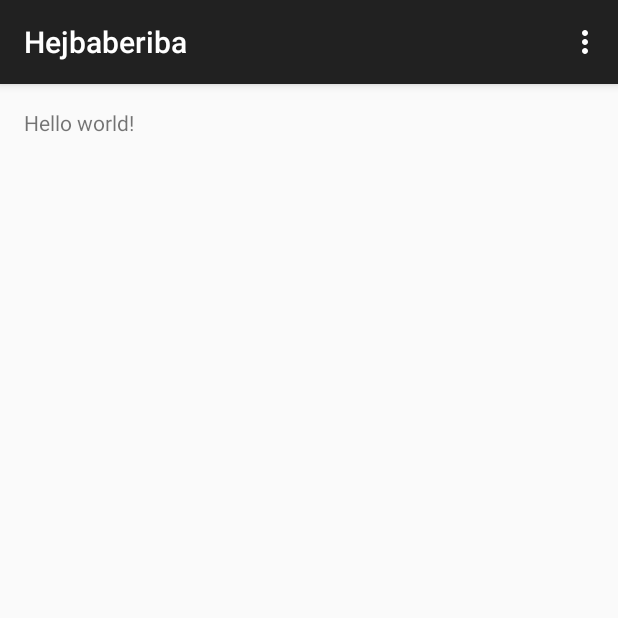
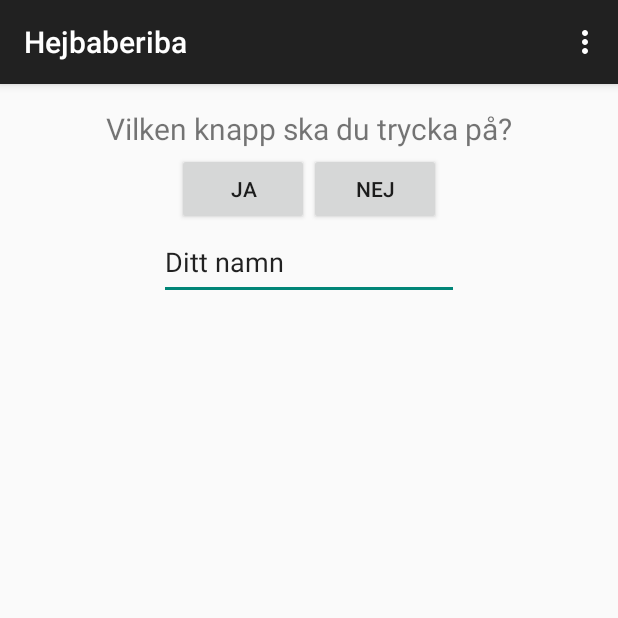
Before and after one commit to projektit/jolo, an Android app: the screen it shows after launch (MainActivity), on a phone screen of 412 x 824 dp, the top half of it. Run offline under Robolectric (Android 15) with nearby library versions, the phone set to English and light mode, and no system bars.

Commit message:
Add three nice buttons that do absolutely shit

```diff
--- a/app/src/main/res/layout/activity_main.xml
+++ b/app/src/main/res/layout/activity_main.xml
@@ -3,9 +3,47 @@
     android:layout_height="match_parent" android:paddingLeft="@dimen/activity_horizontal_margin"
     android:paddingRight="@dimen/activity_horizontal_margin"
     android:paddingTop="@dimen/activity_vertical_margin"
-    android:paddingBottom="@dimen/activity_vertical_margin" tools:context=".MainActivity">
+    android:paddingBottom="@dimen/activity_vertical_margin"
+    android:orientation="vertical"
+    android:gravity="center|top"
+    tools:context=".MainActivity">
 
-    <TextView android:text="@string/hello_world" android:layout_width="wrap_content"
-        android:layout_height="wrap_content" />
+    <TextView
+        android:layout_width="wrap_content"
+        android:layout_height="30dp"
+        android:text="Vilken knapp ska du trycka på?"
+        android:textSize="20sp"
+        />
+
+    <LinearLayout
+        android:layout_width="wrap_content"
+        android:layout_height="wrap_content"
+        android:orientation="horizontal">
+
+        <Button
+            android:layout_width="wrap_content"
+            android:layout_height="wrap_content"
+            android:text="JA"
+            android:hint="Pick me"/>
+
+        <Button
+            android:layout_width="wrap_content"
+            android:layout_height="wrap_content"
+            android:text="NEJ"/>
+
+        </LinearLayout>
+
+    <LinearLayout
+        android:layout_width="wrap_content"
+        android:layout_height="wrap_content"
+        android:orientation="horizontal">
+
+        <EditText
+            android:layout_width="200dp"
+            android:layout_height="50dp"
+            android:inputType="textPersonName"
+            android:text="@string/input_user_name"/>
+
+    </LinearLayout>
 
 </LinearLayout>
--- a/app/src/main/res/values/strings.xml
+++ b/app/src/main/res/values/strings.xml
@@ -3,4 +3,5 @@
 
     <string name="hello_world">Hello world!</string>
     <string name="action_settings">Settings</string>
+    <string name="input_user_name">Ditt namn</string>
 </resources>
```
